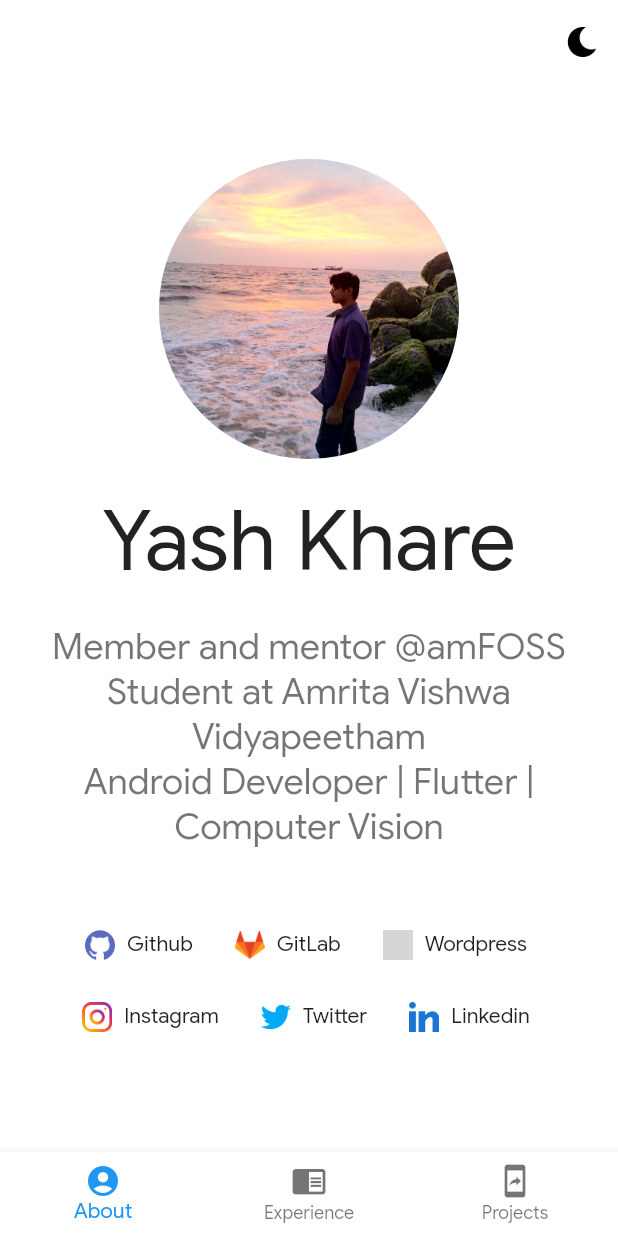
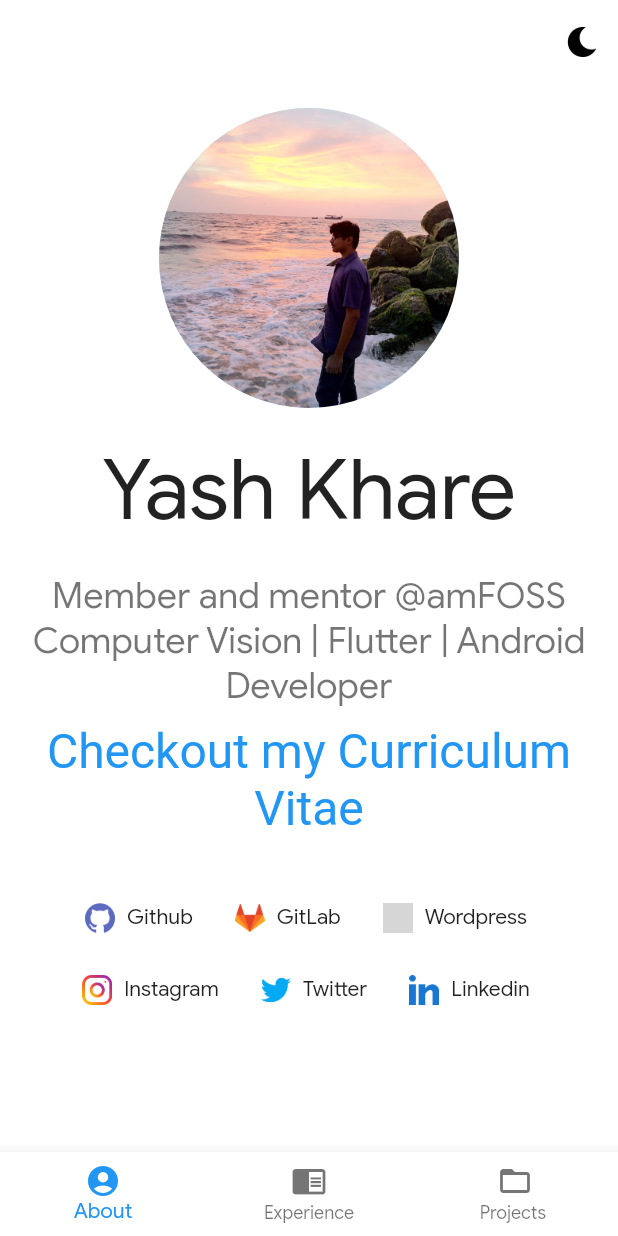
Before and after one commit to yashk2000/portfolio, a Flutter app: the screen it shows after launch, on a phone screen of 412 x 824 dp. Run offline on Flutter 3.47's test engine with Material 2 defaults, Android fonts, the phone set to English and light mode, and no system bars; missing offline and left inert: dart:html; Roboto replaces fonts that are missing (OpenSans); grey boxes are pictures that could not be loaded.

Commit message:
Refactor code and add experience

```diff
--- a/lib/config/constants.dart
+++ b/lib/config/constants.dart
@@ -1,4 +1,4 @@
-class Constants{
+class Constants {
   static const PROFILE_WORDPRESS = 'https://yash2k.wordpress.com/';
   static const PROFILE_LINKEDIN = 'https://www.linkedin.com/in/yashk2000/';
   static const PROFILE_GITLAB = 'https://gitlab.com/yashk2000';
--- a/lib/config/themes.dart
+++ b/lib/config/themes.dart
@@ -1,4 +1,5 @@
 import 'package:flutter/material.dart';
+
 darkTheme(context) {
   return ThemeData(
     fontFamily: 'GoogleSansRegular',
@@ -18,9 +19,10 @@ darkTheme(context) {
     ),
   );
 }
+
 lightTheme(context) {
   return ThemeData(
-     fontFamily: 'GoogleSansRegular',
+    fontFamily: 'GoogleSansRegular',
     primarySwatch: Colors.blue,
     primaryColor: Colors.white,
     accentColor: Colors.blue,
--- a/lib/main.dart
+++ b/lib/main.dart
@@ -15,6 +15,7 @@ class MyApp extends StatelessWidget {
     );
   }
 }
+
 class MainPage extends StatelessWidget {
   const MainPage({
     Key key,
@@ -25,7 +26,9 @@ class MainPage extends StatelessWidget {
     return MaterialApp(
       debugShowCheckedModeBanner: false,
       title: 'Yash Khare',
-      theme:ThemeSwitcher.of(context).isDarkModeOn?darkTheme(context):lightTheme(context),
+      theme: ThemeSwitcher.of(context).isDarkModeOn
+          ? darkTheme(context)
+          : lightTheme(context),
       home: HomePage(),
     );
   }
--- /dev/null
+++ b/lib/models/experience_item_model.dart
@@ -0,0 +1,18 @@
+import 'dart:ui';
+
+class Experience {
+  final String jobTitle;
+  final String company;
+  final String date;
+  final Color color;
+  final bool active;
+  final String description;
+
+  Experience(
+      {this.jobTitle,
+        this.company,
+        this.date,
+        this.color,
+        this.active,
+        this.description});
+}
--- a/lib/pages/home_page.dart
+++ b/lib/pages/home_page.dart
@@ -22,14 +22,21 @@ class _HomePageState extends State<HomePage> {
   void initState() {
     super.initState();
   }
+
   @override
   Widget build(BuildContext context) {
     return Scaffold(
       appBar: AppBar(
         actions: <Widget>[
           IconButton(
-              icon: ThemeSwitcher.of(context).isDarkModeOn?Icon(Icons.wb_sunny):Image.asset(Assets.moon,height: 20,width: 20,),
-              onPressed: ()=> ThemeSwitcher.of(context).switchDarkMode(),
+            icon: ThemeSwitcher.of(context).isDarkModeOn
+                ? Icon(Icons.wb_sunny)
+                : Image.asset(
+                    Assets.moon,
+                    height: 20,
+                    width: 20,
+                  ),
+            onPressed: () => ThemeSwitcher.of(context).switchDarkMode(),
           )
         ],
       ),
@@ -47,15 +54,14 @@ class _HomePageState extends State<HomePage> {
             title: Text('Experience'),
           ),
           BottomNavigationBarItem(
-              icon: Icon(Icons.mobile_screen_share),
-              title: Text('Projects'),
+            icon: Icon(Icons.folder_open),
+            title: Text('Projects '),
           )
         ],
         currentIndex: _selectedIndex,
-          onTap: (index)=> setState(() => _selectedIndex = index),
+        onTap: (index) => setState(() => _selectedIndex = index),
         selectedItemColor: Theme.of(context).accentColor,
       ),
     );
   }
-
 }
--- a/lib/tabs/about_tab.dart
+++ b/lib/tabs/about_tab.dart
@@ -1,6 +1,8 @@
+import 'package:flutter/gestures.dart';
 import 'package:flutter/material.dart';
 import 'package:portfolio/config/assets.dart';
 import 'package:portfolio/config/constants.dart';
+import 'package:url_launcher/url_launcher.dart';
 import 'dart:html' as html;
 
 import '../widgets/theme_inherited_widget.dart';
@@ -11,7 +13,7 @@ class AboutTab extends StatelessWidget {
     return SingleChildScrollView(
       child: Center(
         child: Padding(
-          padding: const EdgeInsets.only(bottom: 16.0),
+          padding: const EdgeInsets.all(16.0),
           child: Column(
             crossAxisAlignment: CrossAxisAlignment.center,
             children: <Widget>[
@@ -30,13 +32,32 @@ class AboutTab extends StatelessWidget {
                 height: 20,
               ),
               Text(
-                'Member and mentor @amFOSS \nStudent at Amrita Vishwa Vidyapeetham \nAndroid Developer | Flutter | Computer Vision',
+                'Member and mentor @amFOSS\nComputer Vision | Flutter | Android Developer',
                 style: Theme.of(context).textTheme.caption,
                 textScaleFactor: 2,
                 textAlign: TextAlign.center,
               ),
               SizedBox(
-                height: 40,
+                height: 10,
+              ),
+              Center(
+                child: new InkWell(
+                    child: new Text(
+                      'Checkout my Curriculum Vitae',
+                      style: TextStyle(
+                        color: Colors.blue,
+                        fontSize: 16,
+                        //fontWeight: FontWeight.bold,
+                        fontFamily: 'OpenSans',
+                      ),
+                      textScaleFactor: 2,
+                      textAlign: TextAlign.center,
+                    ),
+                    onTap: () =>
+                        launch('https://yashk2000.github.io/docs/cv.pdf')),
+              ),
+              SizedBox(
+                height: 30,
               ),
               Row(
                 mainAxisAlignment: MainAxisAlignment.center,
@@ -48,8 +69,8 @@ class AboutTab extends StatelessWidget {
                         height: 20,
                         child: Image.asset(Assets.github)),
                     label: Text('Github'),
-                    onPressed: () => html.window
-                        .open(Constants.PROFILE_GITHUB, 'yashk2000'),
+                    onPressed: () =>
+                        html.window.open(Constants.PROFILE_GITHUB, 'yashk2000'),
                   ),
                   FlatButton.icon(
                     icon: SizedBox(
@@ -57,8 +78,8 @@ class AboutTab extends StatelessWidget {
                         height: 20,
                         child: Image.asset(Assets.gitlab)),
                     label: Text('GitLab'),
-                    onPressed: () => html.window
-                        .open(Constants.PROFILE_GITLAB, 'yashk2000'),
+                    onPressed: () =>
+                        html.window.open(Constants.PROFILE_GITLAB, 'yashk2000'),
                   ),
                   FlatButton.icon(
                     icon: SizedBox(
@@ -66,8 +87,8 @@ class AboutTab extends StatelessWidget {
                         height: 20,
                         child: Image.asset(Assets.wordpress)),
                     label: Text('Wordpress'),
-                    onPressed: () => html.window
-                        .open(Constants.PROFILE_WORDPRESS, 'yash2k'),
+                    onPressed: () =>
+                        html.window.open(Constants.PROFILE_WORDPRESS, 'yash2k'),
                   )
                 ],
               ),
@@ -103,7 +124,11 @@ class AboutTab extends StatelessWidget {
                         .open(Constants.PROFILE_LINKEDIN, 'yashk2000'),
                   )
                 ],
-              )
+              ),
+              SizedBox(height: 120),
+              Align(
+                  alignment: Alignment.bottomCenter,
+                  child: Text("Made with Flutter"))
             ],
           ),
         ),
--- a/lib/tabs/projects_tab.dart
+++ b/lib/tabs/projects_tab.dart
@@ -4,7 +4,6 @@ import 'package:portfolio/widgets/project_widget.dart';
 import 'package:portfolio/widgets/responsive_widget.dart';
 
 class ProjectsTab extends StatelessWidget {
-
   @override
   Widget build(BuildContext context) {
     return ResponsiveWidget(
--- a/pubspec.yaml
+++ b/pubspec.yaml
@@ -8,6 +8,7 @@ dependencies:
   flutter:
     sdk: flutter
   http: ^0.12.0+2
+  url_launcher: ^5.4.2
 
 flutter:
   uses-material-design: true
```
Also changed, not shown: lib/config/assets.dart (+17 -17 lines), lib/config/experiences.dart (added, +62 -0 lines), lib/config/projects.dart (+28 -14 lines), lib/models/experience_main_page.dart (added, +70 -0 lines), lib/models/experience_row.dart (added, +74 -0 lines), lib/models/project_model.dart (+7 -2 lines), lib/tabs/experience.dart (+6 -3 lines), lib/widgets/project_widget.dart (+10 -12 lines), lib/widgets/responsive_widget.dart (+3 -4 lines), lib/widgets/theme_inherited_widget.dart (+12 -7 lines), pubspec.lock. Lines whose indentation alone changed are shown as unchanged.
